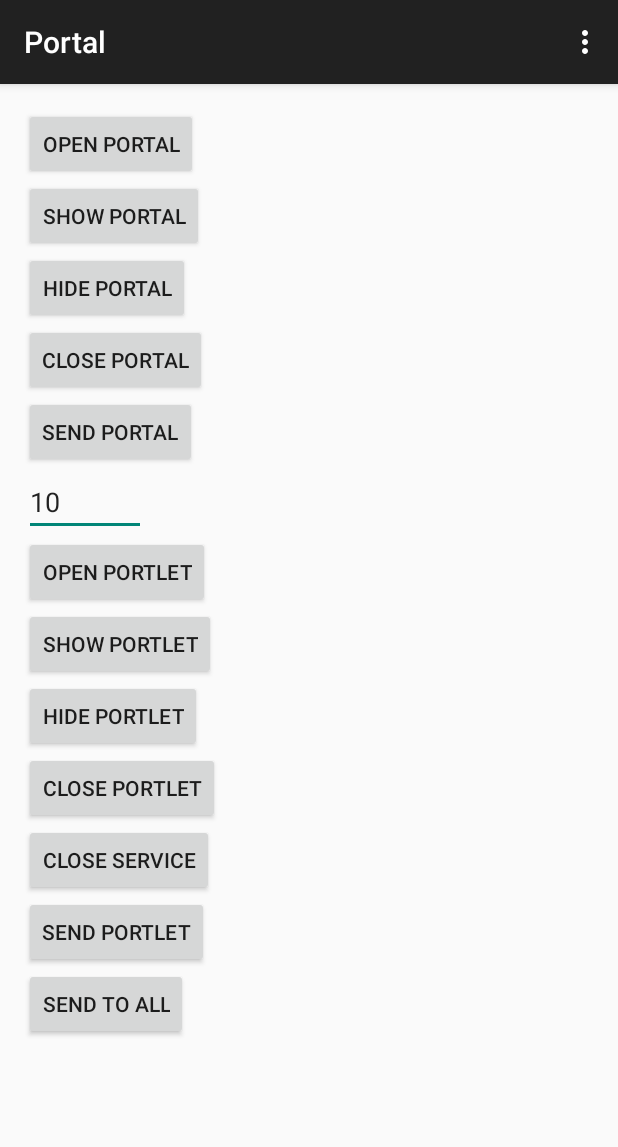
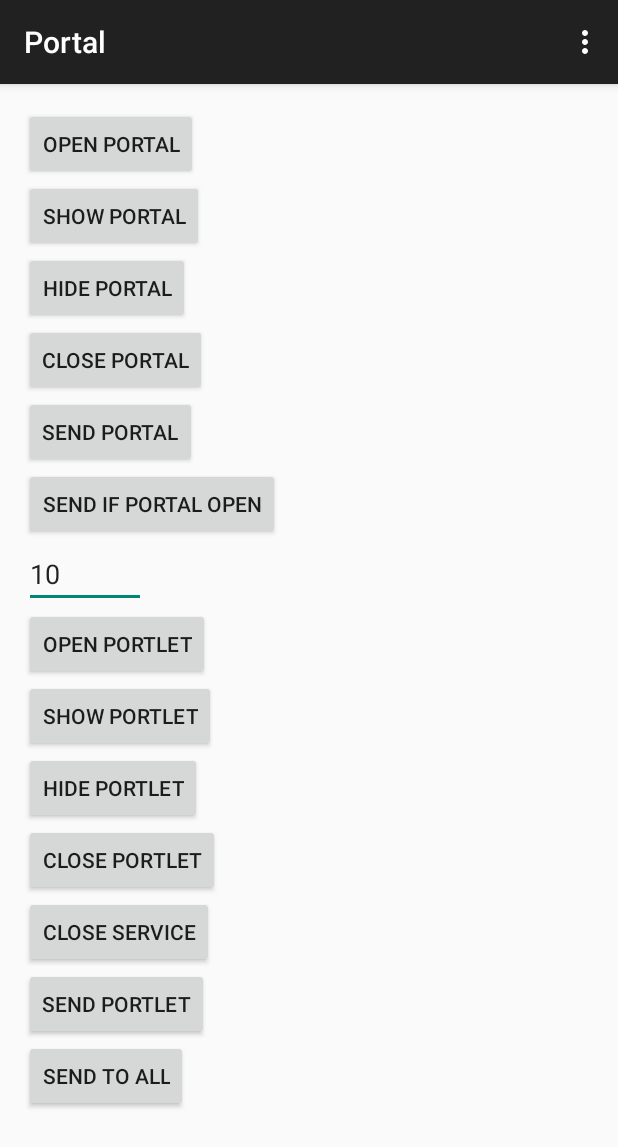
Before and after one commit to workarounds/portal, an Android app: the screen it shows after launch (MainActivity), after a tap on "OPEN PORTAL", on a phone screen of 412 x 824 dp. Shown: the top 1147 px of the screen. Run offline under Robolectric (Android 15) with nearby library versions, the phone set to English and light mode, and no system bars; our stand-ins replace ButterKnife.

Commit message:
Adds testing for checking portal state

```diff
--- a/app/src/main/java/in/workarounds/samples/portal/ButtonListener.java
+++ b/app/src/main/java/in/workarounds/samples/portal/ButtonListener.java
@@ -8,6 +8,7 @@ import android.widget.EditText;
 import in.workarounds.portal.Portal;
 import in.workarounds.portal.PortalManager;
 import in.workarounds.portal.Portlet;
+import in.workarounds.portal.State;
 
 /**
  * Created by madki on 17/09/15.
@@ -47,6 +48,13 @@ public class ButtonListener implements View.OnClickListener {
                 break;
             case R.id.btn_send_portal:
                 Portal.with(context).data(bundle).send(TestPortal.class);
+                break;
+            case R.id.btn_send_if_portal_open:
+                int state = PortalManager.getPortalState(context, TestPortal.class);
+                if(state != State.CLOSED){
+                    Portal.with(context).data(bundle).send(TestPortal.class);
+                }
+                break;
             case R.id.btn_open_portlet:
                 Portlet.with(context).id(getIdFromET()).open(TestPortlet.class);
                 break;
--- a/app/src/main/java/in/workarounds/samples/portal/MainActivity.java
+++ b/app/src/main/java/in/workarounds/samples/portal/MainActivity.java
@@ -4,60 +4,25 @@ import android.os.Bundle;
 import android.support.v7.app.AppCompatActivity;
 import android.view.Menu;
 import android.view.MenuItem;
-import android.widget.Button;
+import android.view.View;
 import android.widget.EditText;
 
 import butterknife.Bind;
 import butterknife.ButterKnife;
+import butterknife.OnClick;
 
 public class MainActivity extends AppCompatActivity {
-    @Bind(R.id.btn_open_portal)
-    Button openButton;
-    @Bind(R.id.btn_show_portal)
-    Button showButton;
-    @Bind(R.id.btn_hide_portal)
-    Button hideButton;
-    @Bind(R.id.btn_close_portal)
-    Button closeButton;
-    @Bind(R.id.btn_send_portal)
-    Button sendButton;
     @Bind(R.id.et_portlet_id)
     EditText editText;
-    @Bind(R.id.btn_open_portlet)
-    Button openButtonPortlet;
-    @Bind(R.id.btn_show_portlet)
-    Button showButtonPortlet;
-    @Bind(R.id.btn_hide_portlet)
-    Button hideButtonPortlet;
-    @Bind(R.id.btn_close_portlet)
-    Button closeButtonPortlet;
-    @Bind(R.id.btn_send_portlet)
-    Button sendButtonPortlet;
-    @Bind(R.id.btn_send_to_all)
-    Button sendToAllButton;
-    @Bind(R.id.btn_close_service)
-    Button closeServiceButton;
 
+    ButtonListener listener;
     @Override
     protected void onCreate(Bundle savedInstanceState) {
         super.onCreate(savedInstanceState);
         setContentView(R.layout.activity_main);
         ButterKnife.bind(this);
-        ButtonListener listener = new ButtonListener(this);
+        listener = new ButtonListener(this);
         listener.setEditText(editText);
-
-        openButton.setOnClickListener(listener);
-        showButton.setOnClickListener(listener);
-        hideButton.setOnClickListener(listener);
-        closeButton.setOnClickListener(listener);
-        sendButton.setOnClickListener(listener);
-        openButtonPortlet.setOnClickListener(listener);
-        showButtonPortlet.setOnClickListener(listener);
-        hideButtonPortlet.setOnClickListener(listener);
-        closeButtonPortlet.setOnClickListener(listener);
-        sendButtonPortlet.setOnClickListener(listener);
-        sendToAllButton.setOnClickListener(listener);
-        closeServiceButton.setOnClickListener(listener);
     }
 
     @Override
@@ -82,4 +47,22 @@ public class MainActivity extends AppCompatActivity {
         return super.onOptionsItemSelected(item);
     }
 
+    @OnClick({
+            R.id.btn_open_portal,
+            R.id.btn_show_portal,
+            R.id.btn_hide_portal,
+            R.id.btn_close_portal,
+            R.id.btn_send_portal,
+            R.id.btn_send_if_portal_open,
+            R.id.btn_open_portlet,
+            R.id.btn_show_portlet,
+            R.id.btn_hide_portlet,
+            R.id.btn_close_portlet,
+            R.id.btn_send_portlet,
+            R.id.btn_send_to_all,
+            R.id.btn_close_service
+    })
+    public void onButtonClicked(View v){
+        listener.onClick(v);
+    }
 }
--- a/app/src/main/res/layout/activity_main.xml
+++ b/app/src/main/res/layout/activity_main.xml
@@ -41,6 +41,12 @@
             android:layout_width="wrap_content"
             android:layout_height="wrap_content"
             android:text="Send Portal" />
+
+        <Button
+            android:id="@+id/btn_send_if_portal_open"
+            android:layout_width="wrap_content"
+            android:layout_height="wrap_content"
+            android:text="Send if portal open" />
 
         <EditText
             android:id="@+id/et_portlet_id"
```
